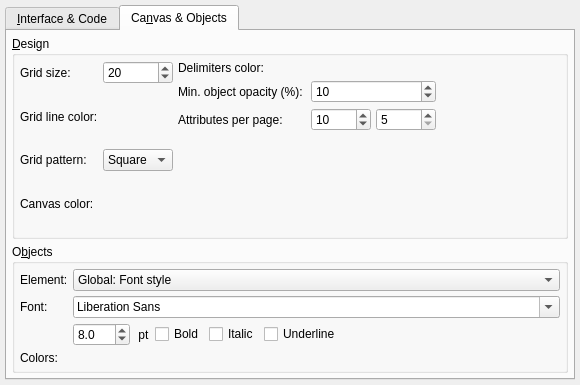
First picture: the form in libs/libgui/ui/settings/appearanceconfigwidget.ui, repository pgmodeler/pgmodeler, before the edit.
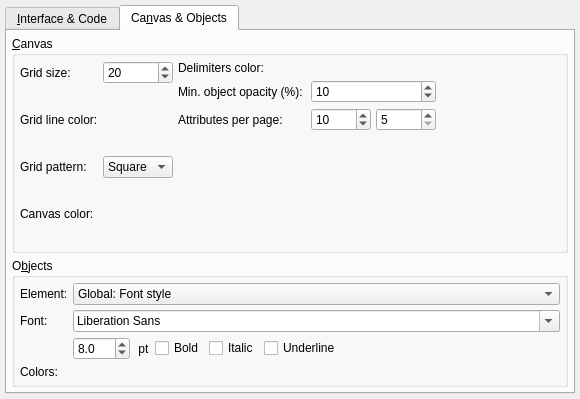
Second picture: the form after the edit. The open tabs and pages were chosen to show the change. Icons and pictures are not drawn.

Commit message: Minor widget adjustments

Diff of the .ui file:
```diff
--- a/libs/libgui/ui/settings/appearanceconfigwidget.ui
+++ b/libs/libgui/ui/settings/appearanceconfigwidget.ui
@@ -7,7 +7,7 @@
     <x>0</x>
     <y>0</y>
     <width>580</width>
-    <height>385</height>
+    <height>399</height>
    </rect>
   </property>
   <property name="windowTitle">
@@ -433,7 +433,7 @@
           </size>
          </property>
          <property name="title">
-          <string>&amp;Design</string>
+          <string>&amp;Canvas</string>
          </property>
          <layout class="QHBoxLayout" name="horizontalLayout_13">
           <property name="spacing">
```
Left out of the diff: 2 changed lines with no effect on the pictures. The commit also changes 3 other files.
